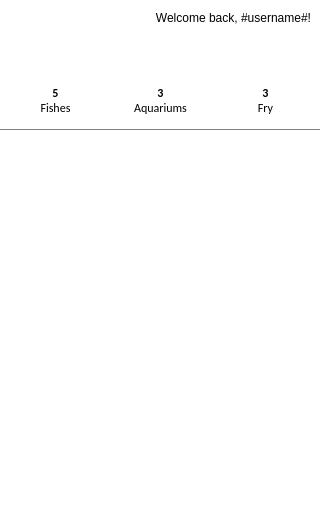
Old version of the form AquariumManager/aquariumswindow.ui in the repository fvolkanoski/Aquarium-Manager.
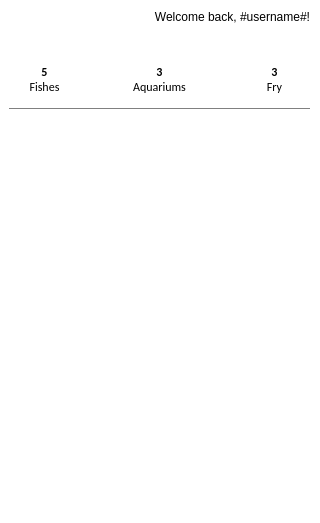
New version of the form. Icons and pictures are not drawn.

Commit message: Merged in one window login and register, now are managed by page.

Diff of the .ui file:
```diff
--- a/AquariumManager/aquariumswindow.ui
+++ b/AquariumManager/aquariumswindow.ui
@@ -21,59 +21,16 @@
 }</string>
   </property>
   <widget class="QWidget" name="centralwidget">
-   <widget class="QLabel" name="lbl_welcomeText">
-    <property name="geometry">
-     <rect>
-      <x>40</x>
-      <y>10</y>
-      <width>271</width>
-      <height>16</height>
-     </rect>
-    </property>
-    <property name="text">
-     <string>Welcome back, #username#!</string>
-    </property>
-    <property name="alignment">
-     <set>Qt::AlignRight|Qt::AlignTrailing|Qt::AlignVCenter</set>
-    </property>
-   </widget>
-   <widget class="QLabel" name="lbl_menuIcon">
-    <property name="geometry">
-     <rect>
-      <x>10</x>
-      <y>10</y>
-      <width>16</width>
-      <height>16</height>
-     </rect>
-    </property>
-    <property name="minimumSize">
-     <size>
-      <width>16</width>
-      <height>16</height>
-     </size>
-    </property>
-    <property name="maximumSize">
-     <size>
-      <width>16</width>
-      <height>16</height>
-     </size>
-    </property>
-    <property name="text">
-     <string/>
-    </property>
-    <property name="pixmap">
-     <pixmap resource="res.qrc">:/res/res/menu-button-of-three-horizontal-lines.png</pixmap>
-    </property>
-    <property name="scaledContents">
-     <bool>true</bool>
-    </property>
-   </widget>
+   <layout class="QGridLayout" name="gridLayout">
+    <item row="0" column="0">
+     <widget class="QStackedWidget" name="stackedWidget">
+      <widget class="QWidget" name="page">
    <widget class="QLabel" name="lbl_splitter">
     <property name="geometry">
      <rect>
       <x>0</x>
-      <y>110</y>
-      <width>321</width>
+          <y>80</y>
+          <width>301</width>
       <height>20</height>
      </rect>
     </property>
@@ -85,31 +42,12 @@
      <string/>
     </property>
    </widget>
-   <widget class="QLabel" name="label">
-    <property name="geometry">
-     <rect>
-      <x>20</x>
-      <y>80</y>
-      <width>71</width>
-      <height>41</height>
-     </rect>
-    </property>
-    <property name="font">
-     <font>
-      <family>Calibri</family>
-      <pointsize>9</pointsize>
-     </font>
-    </property>
-    <property name="text">
-     <string>&lt;html&gt;&lt;head/&gt;&lt;body&gt;&lt;p align=&quot;center&quot;&gt;&lt;span style=&quot; font-weight:600;&quot;&gt;5&lt;/span&gt;&lt;br/&gt;Fishes&lt;/p&gt;&lt;/body&gt;&lt;/html&gt;</string>
-    </property>
-   </widget>
    <widget class="QLabel" name="label_2">
     <property name="geometry">
      <rect>
-      <x>120</x>
-      <y>80</y>
-      <width>81</width>
+          <x>100</x>
+          <y>50</y>
+          <width>101</width>
       <height>41</height>
      </rect>
     </property>
@@ -127,7 +65,7 @@
     <property name="geometry">
      <rect>
       <x>230</x>
-      <y>80</y>
+          <y>50</y>
       <width>71</width>
       <height>41</height>
      </rect>
@@ -142,6 +80,77 @@
      <string>&lt;html&gt;&lt;head/&gt;&lt;body&gt;&lt;p align=&quot;center&quot;&gt;&lt;span style=&quot; font-weight:600;&quot;&gt;3&lt;/span&gt;&lt;br/&gt;Fry&lt;/p&gt;&lt;/body&gt;&lt;/html&gt;</string>
     </property>
    </widget>
+       <widget class="QLabel" name="label">
+        <property name="geometry">
+         <rect>
+          <x>0</x>
+          <y>50</y>
+          <width>71</width>
+          <height>41</height>
+         </rect>
+        </property>
+        <property name="font">
+         <font>
+          <family>Calibri</family>
+          <pointsize>9</pointsize>
+         </font>
+        </property>
+        <property name="text">
+         <string>&lt;html&gt;&lt;head/&gt;&lt;body&gt;&lt;p align=&quot;center&quot;&gt;&lt;span style=&quot; font-weight:600;&quot;&gt;5&lt;/span&gt;&lt;br/&gt;Fishes&lt;/p&gt;&lt;/body&gt;&lt;/html&gt;</string>
+        </property>
+       </widget>
+       <widget class="QLabel" name="lbl_menuIcon">
+        <property name="geometry">
+         <rect>
+          <x>0</x>
+          <y>0</y>
+          <width>16</width>
+          <height>16</height>
+         </rect>
+        </property>
+        <property name="minimumSize">
+         <size>
+          <width>16</width>
+          <height>16</height>
+         </size>
+        </property>
+        <property name="maximumSize">
+         <size>
+          <width>16</width>
+          <height>16</height>
+         </size>
+        </property>
+        <property name="text">
+         <string/>
+        </property>
+        <property name="pixmap">
+         <pixmap resource="res.qrc">:/res/res/menu-button-of-three-horizontal-lines.png</pixmap>
+        </property>
+        <property name="scaledContents">
+         <bool>true</bool>
+        </property>
+       </widget>
+       <widget class="QLabel" name="lbl_welcomeText">
+        <property name="geometry">
+         <rect>
+          <x>30</x>
+          <y>0</y>
+          <width>271</width>
+          <height>16</height>
+         </rect>
+        </property>
+        <property name="text">
+         <string>Welcome back, #username#!</string>
+        </property>
+        <property name="alignment">
+         <set>Qt::AlignRight|Qt::AlignTrailing|Qt::AlignVCenter</set>
+        </property>
+       </widget>
+      </widget>
+      <widget class="QWidget" name="page_2"/>
+     </widget>
+    </item>
+   </layout>
   </widget>
  </widget>
  <resources>
```
Lines whose indentation alone changed are shown as unchanged. The commit also changes 7 other files.
